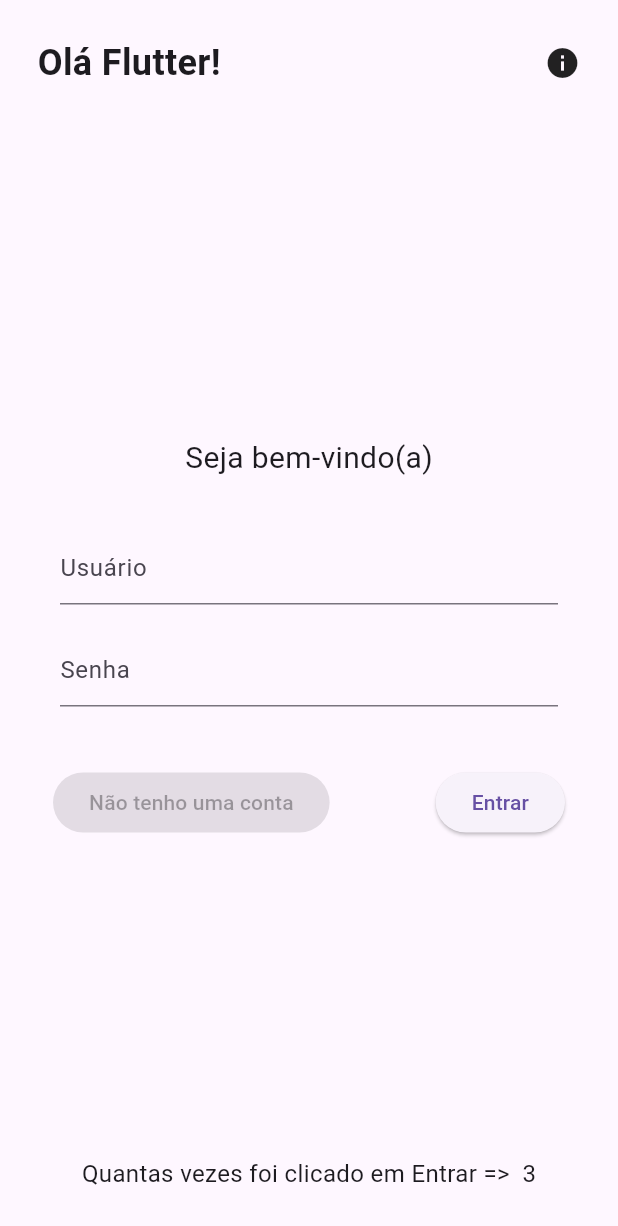
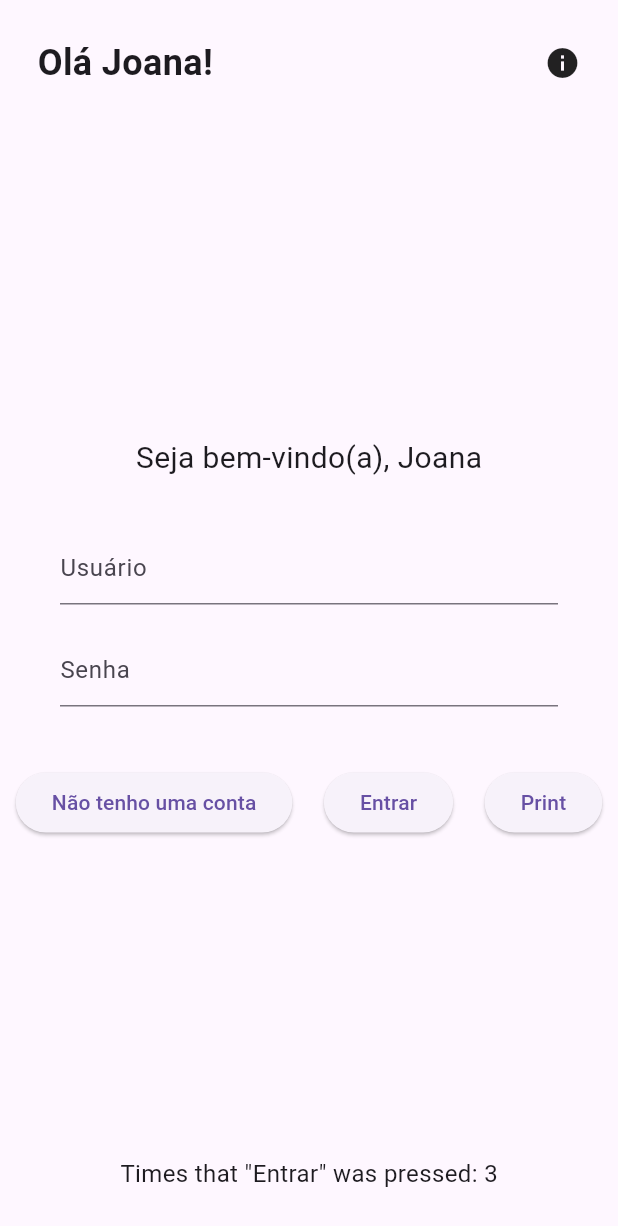
Before and after one commit to IsackAraujo/flutter-studies, a Flutter app: the screen it shows after launch, after a tap on "Another Screen", on a phone screen of 412 x 824 dp. Shown: the top 1226 px of the screen. Run offline on Flutter 3.47's test engine with Material 3 defaults, Android fonts, the phone set to English and light mode, and no system bars; missing offline and left inert: mysql1.

Commit message:
Organizing Files

```diff
--- a/lib/loginPropotype.dart
+++ b/lib/loginPropotype.dart
@@ -12,11 +12,22 @@ void incrementInList(List listToIncrement){
 }
 
 class TestScreen extends StatefulWidget {
+
+  String? nome;
+
   @override
-  State<TestScreen> createState() => _TestScreenState();
+  TestScreen(this.nome);
+
+  @override
+  State<TestScreen> createState() => _TestScreenState(this.nome);
 }
 
 class _TestScreenState extends State<TestScreen> {
+
+  String? nome;
+
+  _TestScreenState(this.nome);
+
   @override
   Widget build(BuildContext context) {
     return Scaffold(
@@ -32,7 +43,7 @@ class _TestScreenState extends State<TestScreen> {
              children: [
             Container(
               padding: EdgeInsets.all(25),
-               child: Text("Olá Flutter!",
+               child: Text("Olá ${nome}!",
                style: TextStyle(
                 fontWeight: FontWeight.bold,
                 fontSize: 24,
@@ -57,7 +68,7 @@ class _TestScreenState extends State<TestScreen> {
             children: [
               Container(
                 child: Padding(padding: EdgeInsets.all(25),
-                child: Text("Seja bem-vindo(a)",
+                child: Text("Seja bem-vindo(a), ${nome}",
                 style: TextStyle(
                   fontSize: 20,
                 ),),
@@ -91,16 +102,25 @@ class _TestScreenState extends State<TestScreen> {
             children: [
               ElevatedButton(
                 child: Text("Não tenho uma conta"),
-                onPressed: null,
+                onPressed: () {
+                  Navigator.pop(context);
+                }
               ),
               ElevatedButton(
                 child: Text("Entrar"),
                 onPressed: (){
                   setState(() { // SetState need to be used in the variable that is being incremented
+                  nome;
                   incrementInList(incrementation); // Need to use this () before call the function
                   });
                 }
               ),
+              ElevatedButton(
+                child: Text("Print"),
+                onPressed: (){
+                  print('Printing name: ${this.nome}');
+                }
+              )
             ],
           )
             ],
@@ -109,7 +129,7 @@ class _TestScreenState extends State<TestScreen> {
           Container(
             padding: EdgeInsets.all(30),
             child: Text(
-              'Quantas vezes foi clicado em Entrar =>  ${incrementation.length}',
+              'Times that "Entrar" was pressed: ${incrementation.length}',
               style: TextStyle(
                 fontSize: 16,
               ),
--- a/lib/main.dart
+++ b/lib/main.dart
@@ -3,11 +3,10 @@ import 'package:flutter/widgets.dart';
 import 'package:teste/loginPropotype.dart';
 import './questao.dart';
 
-  void main() {
+void main() {
   runApp(MaterialApp(
     home: PerguntaApp(),
   ));
-
 }
 
 class Student {
@@ -22,6 +21,8 @@ class Student {
 }
 
 class PerguntaAppState extends State<PerguntaApp> {
+
+  String? nome = "Joana";
   var email = '';
 
   var perguntaSelecionada = 0;
@@ -60,7 +61,7 @@ class PerguntaAppState extends State<PerguntaApp> {
         home: Scaffold(
             appBar: AppBar(
               backgroundColor: Colors.blue,
-              title: Center(child: Text("MAIL: $email")),
+              title: Center(child: Text("Exercise")),
             ),
             body: Column(
               children: [
@@ -105,7 +106,7 @@ class PerguntaAppState extends State<PerguntaApp> {
                           Navigator.push(
                             context,
                             MaterialPageRoute(
-                                builder: (context) => TestScreen()),
+                                builder: (context) => new TestScreen(nome)),
                           );
                         },
                         child: const Text(
```
